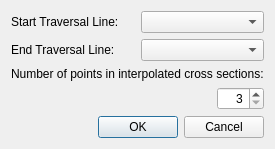
Old version of the form libs/gridcreatingcondition/riversurvey15d/gridcreatingconditionriversurvey15dregiondialog.ui in the repository i-RIC/prepost-gui.
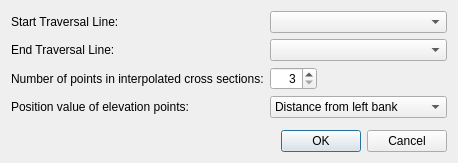
New version of the form.

Commit message: Close #824: Position value of elevation point can be selected from "Distance from left bank" and "Distance from center point".

```diff
--- a/libs/gridcreatingcondition/riversurvey15d/gridcreatingconditionriversurvey15dregiondialog.ui
+++ b/libs/gridcreatingcondition/riversurvey15d/gridcreatingconditionriversurvey15dregiondialog.ui
@@ -6,28 +6,24 @@
    <rect>
     <x>0</x>
     <y>0</y>
-    <width>274</width>
-    <height>147</height>
+    <width>458</width>
+    <height>163</height>
    </rect>
   </property>
   <property name="windowTitle">
    <string>Grid Creation</string>
   </property>
-  <layout class="QVBoxLayout" name="verticalLayout_2">
-   <item>
-    <layout class="QHBoxLayout" name="horizontalLayout_4">
-     <item>
       <layout class="QVBoxLayout" name="verticalLayout">
        <item>
-        <layout class="QHBoxLayout" name="horizontalLayout_2">
-         <item>
+    <layout class="QGridLayout" name="gridLayout">
+     <item row="0" column="0">
           <widget class="QLabel" name="startLabel">
            <property name="text">
             <string>Start Traversal Line:</string>
            </property>
           </widget>
          </item>
-         <item>
+     <item row="0" column="1">
           <widget class="QComboBox" name="startComboBox">
            <property name="minimumSize">
             <size>
@@ -37,18 +33,14 @@
            </property>
           </widget>
          </item>
-        </layout>
-       </item>
-       <item>
-        <layout class="QHBoxLayout" name="horizontalLayout_3">
-         <item>
+     <item row="1" column="0">
           <widget class="QLabel" name="endLabel">
            <property name="text">
             <string>End Traversal Line:</string>
            </property>
           </widget>
          </item>
-         <item>
+     <item row="1" column="1">
           <widget class="QComboBox" name="endComboBox">
            <property name="minimumSize">
             <size>
@@ -58,30 +50,15 @@
            </property>
           </widget>
          </item>
-        </layout>
-       </item>
-       <item>
+     <item row="2" column="0">
         <widget class="QLabel" name="numberLabel">
          <property name="text">
           <string>Number of points in interpolated cross sections:</string>
          </property>
         </widget>
        </item>
-       <item>
-        <layout class="QHBoxLayout" name="horizontalLayout">
-         <item>
-          <spacer name="horizontalSpacer_2">
-           <property name="orientation">
-            <enum>Qt::Horizontal</enum>
-           </property>
-           <property name="sizeHint" stdset="0">
-            <size>
-             <width>40</width>
-             <height>20</height>
-            </size>
-           </property>
-          </spacer>
-         </item>
+     <item row="2" column="1">
+      <layout class="QHBoxLayout" name="horizontalLayout_2">
          <item>
           <widget class="QSpinBox" name="numberSpinBox">
            <property name="alignment">
@@ -95,24 +72,62 @@
            </property>
           </widget>
          </item>
-        </layout>
-       </item>
-      </layout>
-     </item>
      <item>
-      <spacer name="horizontalSpacer">
+        <spacer name="horizontalSpacer_2">
        <property name="orientation">
         <enum>Qt::Horizontal</enum>
        </property>
        <property name="sizeHint" stdset="0">
         <size>
-         <width>40</width>
-         <height>20</height>
+           <width>48</width>
+           <height>17</height>
         </size>
        </property>
       </spacer>
      </item>
     </layout>
+     </item>
+     <item row="3" column="0">
+      <widget class="QLabel" name="positionLabel">
+       <property name="text">
+        <string>Position value of elevation points:</string>
+       </property>
+      </widget>
+     </item>
+     <item row="3" column="1">
+      <widget class="QComboBox" name="positionComboBox">
+       <property name="minimumSize">
+        <size>
+         <width>111</width>
+         <height>0</height>
+        </size>
+       </property>
+       <item>
+        <property name="text">
+         <string>Distance from left bank</string>
+        </property>
+       </item>
+       <item>
+        <property name="text">
+         <string>Distance from center point</string>
+        </property>
+       </item>
+      </widget>
+     </item>
+    </layout>
+   </item>
+   <item>
+    <spacer name="verticalSpacer">
+     <property name="orientation">
+      <enum>Qt::Vertical</enum>
+     </property>
+     <property name="sizeHint" stdset="0">
+      <size>
+       <width>20</width>
+       <height>5</height>
+      </size>
+     </property>
+    </spacer>
    </item>
    <item>
     <widget class="QDialogButtonBox" name="buttonBox">
```
Lines whose indentation alone changed are shown as unchanged. The commit also changes 4 other files.
